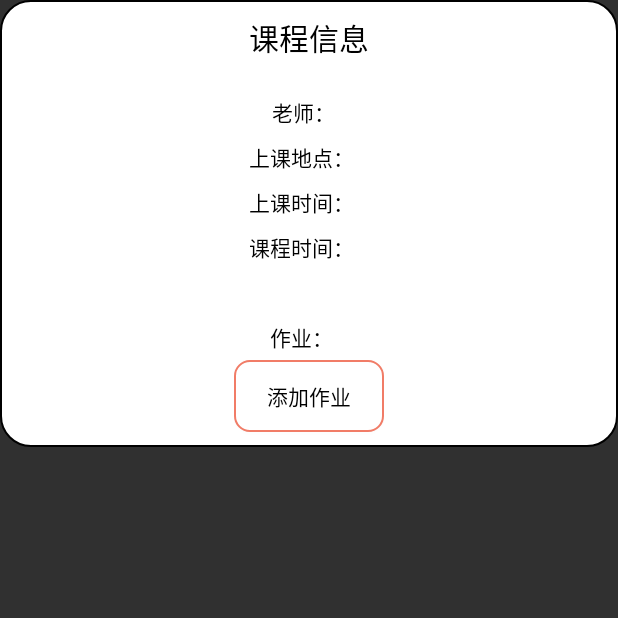
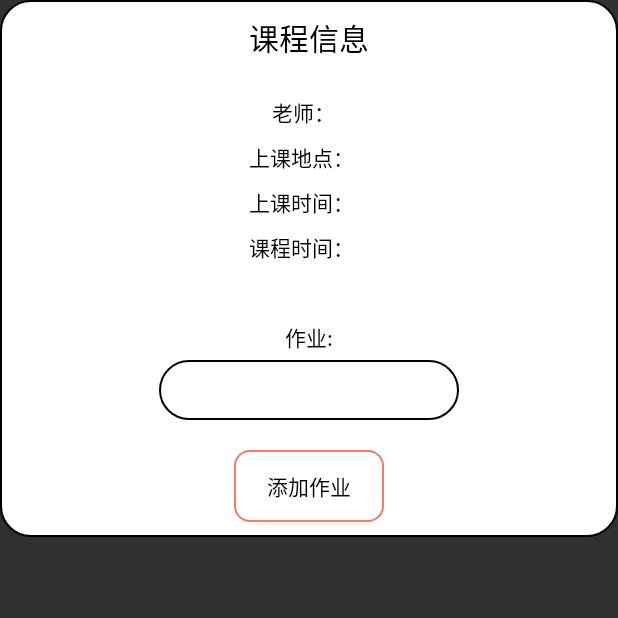
Before and after one commit to jacob-lcs/curriculum_helper, an Android app: the course_info screen opened directly, with no data from a screen before it, on a phone screen of 412 x 824 dp, the top half of it. Run offline under Robolectric (Android 15) with nearby library versions, the phone set to English and light mode, and no system bars.

```diff
--- a/app/build.gradle
+++ b/app/build.gradle
@@ -9,6 +9,7 @@ android {
         targetSdkVersion 24
         versionCode 1
         versionName "1.0"
+        vectorDrawables.useSupportLibrary = true
     }
 }
 
@@ -17,4 +18,6 @@ dependencies {
     implementation 'com.android.support:appcompat-v7:26.1.0'
     implementation 'com.android.support:cardview-v7:26.1.0'
     implementation 'com.android.support.constraint:constraint-layout:1.1.3'
+    implementation 'com.android.support:design:26.1.0'
+    implementation 'com.android.support:support-vector-drawable:26.1.0'
 }
--- a/app/src/main/AndroidManifest.xml
+++ b/app/src/main/AndroidManifest.xml
@@ -26,7 +26,8 @@
             android:name=".Settings"
             android:label="设置" />
         <activity android:name=".course_info" />
-        <activity android:name=".Add_homework"></activity>
+        <activity android:name=".Add_homework" />
+        <activity android:name=".daka"></activity>
     </application>
 
 </manifest>
--- a/app/src/main/res/layout/activity_course_info.xml
+++ b/app/src/main/res/layout/activity_course_info.xml
@@ -159,17 +159,29 @@
             android:layout_height="match_parent"
             android:layout_weight="1"
             android:gravity="center"
-            android:text="作业：   "
-            android:textAlignment="viewEnd"
+            android:text="作业:"
+            android:textAlignment="center"
             android:textColor="#000000"
             tools:ignore="RtlCompat" />
 
+    </LinearLayout>
+
+    <LinearLayout
+        android:layout_width="match_parent"
+        android:layout_height="wrap_content"
+        android:orientation="vertical">
+
         <TextView
             android:id="@+id/homework"
-            android:layout_width="wrap_content"
-            android:layout_height="match_parent"
-            android:layout_weight="1"
+            android:layout_width="200dp"
+            android:layout_height="40dp"
+            android:layout_gravity="center"
+            android:layout_marginBottom="20dp"
+            android:background="@drawable/dialog_style"
             android:gravity="center"
+            android:maxLines="3"
+            android:paddingStart="20dp"
+            android:paddingEnd="20dp"
             android:textAlignment="textStart"
             android:textColor="#000000"
             tools:ignore="RtlCompat" />
@@ -185,13 +197,13 @@
             android:layout_width="250dp"
             android:layout_height="wrap_content"
             android:layout_gravity="center"
-            android:visibility="gone"
             android:background="@drawable/dialog_style"
             android:ems="10"
             android:gravity="center"
             android:maxLines="5"
             android:minLines="5"
-            android:textColor="#000000" />
+            android:textColor="#000000"
+            android:visibility="gone" />
 
 
     </LinearLayout>
@@ -204,6 +216,7 @@
         android:layout_marginBottom="10dp"
         android:background="@drawable/btn_bg_red"
         android:text="添加作业"
+        android:onClick="notification"
         android:textColor="#000000" />
     <Button
         android:id="@+id/button3"
@@ -215,7 +228,7 @@
         android:layout_marginTop="10dp"
         android:background="@drawable/btn_bg_red"
         android:text="确定"
-        android:textColor="#000000" />
+        android:textColor="#000000"/>
 
 
 </LinearLayout>
--- a/app/src/main/res/layout/activity_main.xml
+++ b/app/src/main/res/layout/activity_main.xml
@@ -15,7 +15,8 @@
             android:layout_width="match_parent"
             android:layout_height="match_parent"
             android:scaleType="centerCrop"
-            android:src="@drawable/bg_final" />
+            android:adjustViewBounds = "true"
+            android:src="@drawable/bg_sun" />
 
         <LinearLayout
             android:layout_width="match_parent"
@@ -35,7 +36,8 @@
             <LinearLayout
                 android:layout_width="match_parent"
                 android:layout_height="30dp"
-                android:background="#00000000">
+                android:background="#96557282"
+                >
 
                 <TextView
                     android:layout_width="110px"
--- a/app/src/main/res/layout/left_view.xml
+++ b/app/src/main/res/layout/left_view.xml
@@ -11,7 +11,8 @@
         android:layout_width="match_parent"
         android:layout_height="wrap_content"
         android:layout_alignParentTop="true"
-        android:gravity="center"/>
+        android:gravity="center"
+        android:textColor="#FFFFFF"/>
 
     <TextView
         android:id="@+id/class_number_text"
@@ -19,7 +20,7 @@
         android:layout_height="wrap_content"
         android:layout_centerInParent="true"
         android:gravity="center"
-        android:textColor="#000000"/>
+        android:textColor="#FFFFFF"/>
 
     <TextView
         android:id="@+id/time_end"
--- a/app/src/main/res/values/dimens.xml
+++ b/app/src/main/res/values/dimens.xml
@@ -6,5 +6,8 @@ Refer to App Widget Documentation for margin information
 http://developer.android.com/guide/topics/appwidgets/index.html#CreatingLayout
     -->
     <dimen name="widget_margin">8dp</dimen>
+    <!-- Default screen margins, per the Android Design guidelines. -->
+    <dimen name="activity_horizontal_margin">16dp</dimen>
+    <dimen name="activity_vertical_margin">16dp</dimen>
 
 </resources>
--- a/app/src/main/res/values/strings.xml
+++ b/app/src/main/res/values/strings.xml
@@ -3,4 +3,8 @@
     <string name="appwidget_text">EXAMPLE</string>
     <string name="configure">Configure</string>
     <string name="add_widget">Add widget</string>
+    <string name="title_activity_color_in">打卡</string>
+    <string name="title_home">Home</string>
+    <string name="title_dashboard">Dashboard</string>
+    <string name="title_notifications">Notifications</string>
 </resources>
```
Also changed, not shown: app/src/main/java/com/example/kcb/MainActivity.java (+38 -10 lines), app/src/main/java/com/example/kcb/course_info.java (+63 -0 lines), app/src/main/java/com/example/kcb/daka.java (added, +13 -0 lines), app/src/main/res/drawable/border.xml (added, +11 -0 lines), app/src/main/res/drawable/ic_dashboard_black_24dp.xml (added, +9 -0 lines), app/src/main/res/drawable/ic_home_black_24dp.xml (added, +9 -0 lines), app/src/main/res/drawable/ic_notifications_black_24dp.xml (added, +9 -0 lines), app/src/main/res/layout/activity_daka.xml (added, +9 -0 lines), app/src/main/res/layout/course_card.xml (+4 -3 lines), app/src/main/res/menu/navigation.xml (added, +19 -0 lines), app/src/main/res/menu/toolbar.xml (+7 -1 lines), app/src/main/res/drawable/bg_sun.jpg (added), app/src/main/res/drawable/daka.png (added).
